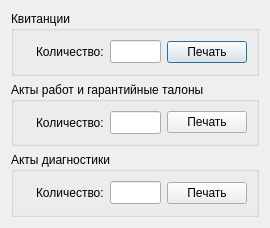
Before: the Qt Designer form RepairCenter/printhwdocuments.ui in Feo-d-oR/YARC, drawn with Qt 5.
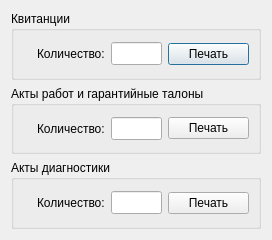
After: the same form once the commit is applied. Icons and pictures are not drawn.

Patch:
```diff
--- a/RepairCenter/printhwdocuments.ui
+++ b/RepairCenter/printhwdocuments.ui
@@ -6,8 +6,8 @@
    <rect>
     <x>0</x>
     <y>0</y>
-    <width>270</width>
-    <height>228</height>
+    <width>272</width>
+    <height>240</height>
    </rect>
   </property>
   <property name="sizePolicy">
```
Left out of the diff: 8 changed lines with no effect on the pictures.
